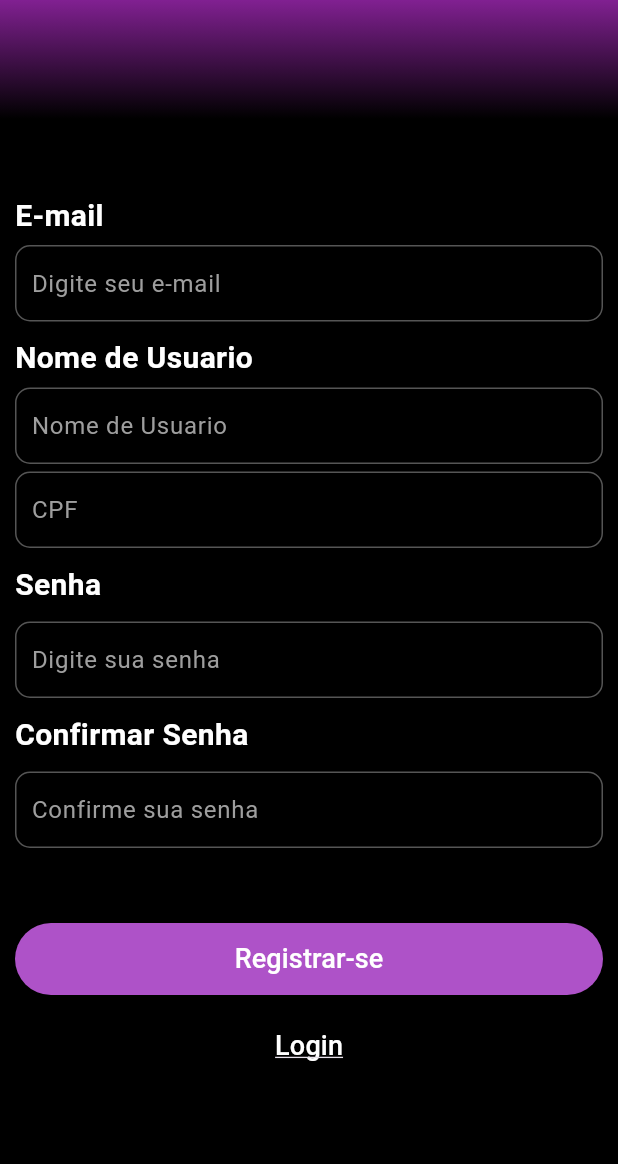
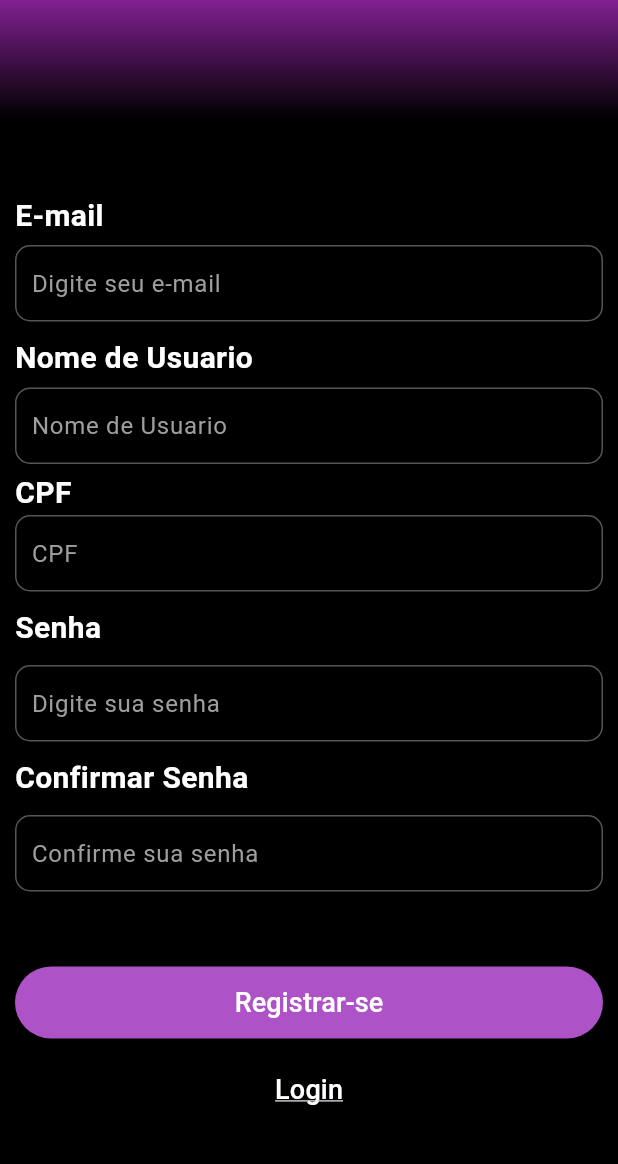
Before and after one commit to severO0/WaveKeeper, a Flutter app: the RegisterScreen screen opened directly, after a tap on "Registrar-se", on a phone screen of 412 x 824 dp, the part 61-1225 px from its top. Run offline on Flutter 3.47's test engine with Material 3 defaults, Android fonts, the phone set to English and light mode, and no system bars; our stand-ins replace audioplayers, dio, image_picker, scrollable_positioned_list, shared_preferences; accounts and stored records are empty; network calls fail.

Commit message:
register and login

```diff
--- a/wavekeeper/lib/views/profile/viewprofile.dart
+++ b/wavekeeper/lib/views/profile/viewprofile.dart
@@ -1,10 +1,13 @@
 import 'package:flutter/material.dart';
 import 'package:wavekeeper/views/profile/models/cardMusicas.dart';
 import 'package:wavekeeper/views/profile/models/cardLetras.dart';
+import 'package:wavekeeper/views/profile/usuario.dart';
 
 import '../profile.dart';
 
 class ViewProfile extends StatelessWidget {
+
+
   @override
   Widget build(BuildContext context) {
     return Scaffold(
--- a/wavekeeper/lib/views/register.dart
+++ b/wavekeeper/lib/views/register.dart
@@ -1,8 +1,8 @@
 import 'dart:convert';
 
+import 'package:dio/dio.dart';
 import 'package:flutter/material.dart';
 import 'package:flutter/widgets.dart';
-import 'package:http/http.dart' as http;
 import 'profile/usuario.dart';
 
 class RegisterScreen extends StatelessWidget {
@@ -17,30 +17,30 @@ class RegisterScreen extends StatelessWidget {
 
 
    registerUser() async {
-    final url = Uri.parse('http://127.0.0.1:8080/usuario');
-    final response = await http.post(
-      url,
-      headers: <String, String>{
-        'Content-Type': 'application/json; charset=UTF-8',
-      },
-      body: jsonEncode(<String, String>
-        {
-        "nome": "João Silva",
-        "cpf_cnpj": "123.789-00",
-        "email": "joaosexample.com",
-        "senha": "senhaSegura123"
-      }
-      ),
-    );
+  final dio = Dio();
+  final url = "http://10.0.2.2:8080/usuario";
+  final data = {
+    "nome": userController.text,
+    "cpf_cnpj": cpfController.text,
+    "email": emailController.text,
+    "senha": passwordController.text,
+  };
 
+  try {
+    final response = await dio.post(url, data: data);
     if (response.statusCode == 200) {
-      // Se o servidor retornar um 200 OK, analise o JSON
       print('Usuário registrado com sucesso!');
     } else {
-      // Se o servidor não retornar um 200 OK, lance uma exceção
-      throw Exception('Falha ao registrar usuário.');
+      print('Falha ao registrar usuário. Código de status: ${response.statusCode}');
+    }
+  } on DioError catch (e) {
+    print('Erro ao fazer a requisição: ${e.message}');
+    if (e.response != null) {
+      print('Dados da resposta: ${e.response}');
+      print('Código de status da resposta: ');
     }
   }
+}
 
   @override
   Widget build(BuildContext context) {
@@ -175,7 +175,14 @@ class RegisterScreen extends StatelessWidget {
                 ),
               ),
             ),
-            SizedBox(height: 5),
+            SizedBox(height: 5),Text(
+              'CPF',
+              style: TextStyle(
+                color: Colors.white,
+                fontWeight: FontWeight.bold,
+                fontSize: 20,
+              ),
+            ),
             Container(
               padding: EdgeInsets.only(left: 10, top: 1, right: 1),
               decoration: BoxDecoration(
--- a/wavekeeper/pubspec.yaml
+++ b/wavekeeper/pubspec.yaml
@@ -20,6 +20,7 @@ dependencies:
   audioplayers: ^6.0.0
   intl: ^0.19.0
   image_picker: ^1.1.1
+  dio: ^4.0.0
 
 
 dev_dependencies:
```
Also changed, not shown: wavekeeper/lib/views/login.dart (+76 -27 lines), wavekeeper/lib/views/profile.dart (+5 -5 lines).
